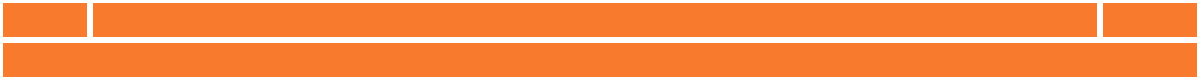
Above: PlanGuidePlanner/ui/guide/Test.ui from JesseRobot01/PlanGuidePlanner before the change. Below: the same form after it.
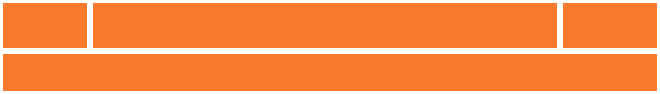
That is the form after the change.

Diff of the .ui file:
```diff
--- a/PlanGuidePlanner/ui/guide/Test.ui
+++ b/PlanGuidePlanner/ui/guide/Test.ui
@@ -9,99 +9,54 @@
    <rect>
     <x>0</x>
     <y>0</y>
-    <width>1200</width>
-    <height>80</height>
+    <width>660</width>
+    <height>94</height>
    </rect>
   </property>
   <property name="windowTitle">
    <string>Test</string>
   </property>
-  <widget class="QLabel" name="testWeek">
-   <property name="geometry">
-    <rect>
-     <x>1100</x>
-     <y>0</y>
-     <width>100</width>
-     <height>40</height>
-    </rect>
+  <layout class="QVBoxLayout" name="verticalLayout">
+   <property name="spacing">
+    <number>0</number>
    </property>
-   <property name="font">
-    <font>
-     <pointsize>18</pointsize>
-     <bold>true</bold>
-    </font>
+   <property name="leftMargin">
+    <number>0</number>
    </property>
-   <property name="styleSheet">
-    <string notr="true">background-color: rgb(248, 122, 44);
-color : white;
-border-color : white;</string>
+   <property name="topMargin">
+    <number>0</number>
    </property>
-   <property name="frameShape">
-    <enum>QFrame::Shape::Box</enum>
+   <property name="rightMargin">
+    <number>0</number>
    </property>
-   <property name="lineWidth">
-    <number>3</number>
+   <property name="bottomMargin">
+    <number>0</number>
    </property>
-   <property name="text">
-    <string/>
-   </property>
-   <property name="textFormat">
-    <enum>Qt::TextFormat::MarkdownText</enum>
-   </property>
-   <property name="alignment">
-    <set>Qt::AlignmentFlag::AlignCenter</set>
-   </property>
-   <property name="textInteractionFlags">
-    <set>Qt::TextInteractionFlag::LinksAccessibleByMouse|Qt::TextInteractionFlag::TextSelectableByMouse</set>
-   </property>
-  </widget>
-  <widget class="QLabel" name="testName">
-   <property name="geometry">
-    <rect>
-     <x>90</x>
-     <y>0</y>
-     <width>1010</width>
-     <height>40</height>
-    </rect>
-   </property>
-   <property name="font">
-    <font>
-     <pointsize>15</pointsize>
-     <bold>true</bold>
-    </font>
-   </property>
-   <property name="styleSheet">
-    <string notr="true">background-color: rgb(248, 122, 44);
-color : white;
-border-color : white;</string>
-   </property>
-   <property name="frameShape">
-    <enum>QFrame::Shape::Box</enum>
-   </property>
-   <property name="lineWidth">
-    <number>3</number>
-   </property>
-   <property name="text">
-    <string/>
-   </property>
-   <property name="textFormat">
-    <enum>Qt::TextFormat::MarkdownText</enum>
-   </property>
-   <property name="alignment">
-    <set>Qt::AlignmentFlag::AlignCenter</set>
-   </property>
-   <property name="textInteractionFlags">
-    <set>Qt::TextInteractionFlag::LinksAccessibleByMouse|Qt::TextInteractionFlag::TextSelectableByMouse</set>
-   </property>
-  </widget>
-  <widget class="QLabel" name="shortTestName">
-   <property name="geometry">
-    <rect>
-     <x>0</x>
-     <y>0</y>
+   <item>
+    <widget class="QWidget" name="testHead" native="true">
+     <layout class="QHBoxLayout" name="horizontalLayout_10">
+      <property name="spacing">
+       <number>0</number>
+      </property>
+      <property name="leftMargin">
+       <number>0</number>
+      </property>
+      <property name="topMargin">
+       <number>0</number>
+      </property>
+      <property name="rightMargin">
+       <number>0</number>
+      </property>
+      <property name="bottomMargin">
+       <number>0</number>
+      </property>
+      <item>
+       <widget class="QLabel" name="shortName">
+        <property name="maximumSize">
+         <size>
      <width>90</width>
-     <height>40</height>
-    </rect>
+          <height>16777215</height>
+         </size>
    </property>
    <property name="font">
     <font>
@@ -133,14 +88,89 @@
     <set>Qt::TextInteractionFlag::LinksAccessibleByMouse|Qt::TextInteractionFlag::TextSelectableByMouse</set>
    </property>
   </widget>
+      </item>
+      <item>
+       <widget class="QLabel" name="name">
+        <property name="font">
+         <font>
+          <pointsize>15</pointsize>
+          <bold>true</bold>
+         </font>
+        </property>
+        <property name="styleSheet">
+         <string notr="true">background-color: rgb(248, 122, 44);
+color : white;
+border-color : white;</string>
+        </property>
+        <property name="frameShape">
+         <enum>QFrame::Shape::Box</enum>
+        </property>
+        <property name="lineWidth">
+         <number>3</number>
+        </property>
+        <property name="text">
+         <string/>
+        </property>
+        <property name="textFormat">
+         <enum>Qt::TextFormat::MarkdownText</enum>
+        </property>
+        <property name="alignment">
+         <set>Qt::AlignmentFlag::AlignCenter</set>
+        </property>
+        <property name="textInteractionFlags">
+         <set>Qt::TextInteractionFlag::LinksAccessibleByMouse|Qt::TextInteractionFlag::TextSelectableByMouse</set>
+        </property>
+       </widget>
+      </item>
+      <item>
+       <widget class="QLabel" name="week">
+        <property name="maximumSize">
+         <size>
+          <width>100</width>
+          <height>16777215</height>
+         </size>
+        </property>
+        <property name="font">
+         <font>
+          <pointsize>18</pointsize>
+          <bold>true</bold>
+         </font>
+        </property>
+        <property name="styleSheet">
+         <string notr="true">background-color: rgb(248, 122, 44);
+color : white;
+border-color : white;</string>
+        </property>
+        <property name="frameShape">
+         <enum>QFrame::Shape::Box</enum>
+        </property>
+        <property name="lineWidth">
+         <number>3</number>
+        </property>
+        <property name="text">
+         <string/>
+        </property>
+        <property name="textFormat">
+         <enum>Qt::TextFormat::MarkdownText</enum>
+        </property>
+        <property name="alignment">
+         <set>Qt::AlignmentFlag::AlignCenter</set>
+        </property>
+        <property name="textInteractionFlags">
+         <set>Qt::TextInteractionFlag::LinksAccessibleByMouse|Qt::TextInteractionFlag::TextSelectableByMouse</set>
+        </property>
+       </widget>
+      </item>
+     </layout>
+    </widget>
+   </item>
+   <item>
   <widget class="QLabel" name="testInfo">
-   <property name="geometry">
-    <rect>
-     <x>0</x>
-     <y>40</y>
-     <width>1200</width>
-     <height>40</height>
-    </rect>
+     <property name="sizePolicy">
+      <sizepolicy hsizetype="Preferred" vsizetype="Fixed">
+       <horstretch>0</horstretch>
+       <verstretch>0</verstretch>
+      </sizepolicy>
    </property>
    <property name="font">
     <font>
@@ -160,7 +190,7 @@
     <number>3</number>
    </property>
    <property name="text">
-    <string/>
+      <string>&lt;html&gt;&lt;head/&gt;&lt;body&gt;&lt;p&gt;&lt;br/&gt;&lt;/p&gt;&lt;/body&gt;&lt;/html&gt;</string>
    </property>
    <property name="textFormat">
     <enum>Qt::TextFormat::MarkdownText</enum>
@@ -175,6 +205,8 @@
     <set>Qt::TextInteractionFlag::LinksAccessibleByMouse|Qt::TextInteractionFlag::TextSelectableByMouse</set>
    </property>
   </widget>
+   </item>
+  </layout>
  </widget>
  <resources/>
  <connections/>
```
Left out of the diff: 5 changed lines with no effect on the pictures. Lines whose indentation alone changed are shown as unchanged.
